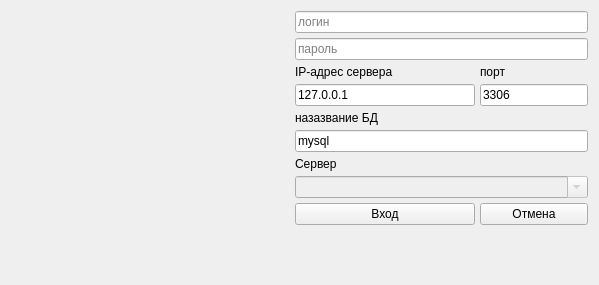
This is loginwindow.ui in solderercb/snap_crm as Qt 5 draws it before an edit. The edited form follows.
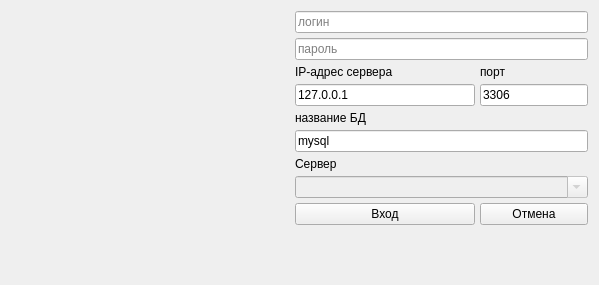
This is the edited form.

The edit to the form file:
```diff
--- a/loginwindow.ui
+++ b/loginwindow.ui
@@ -146,7 +146,7 @@
         </sizepolicy>
        </property>
        <property name="text">
-        <string>назазвание БД</string>
+        <string>название БД</string>
        </property>
       </widget>
      </item>
```
